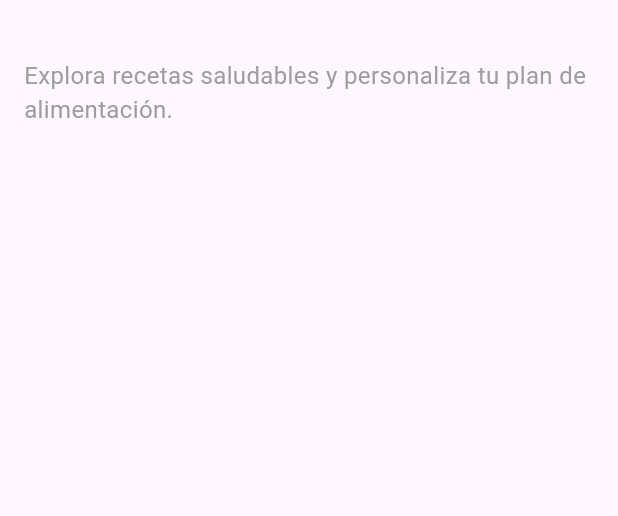
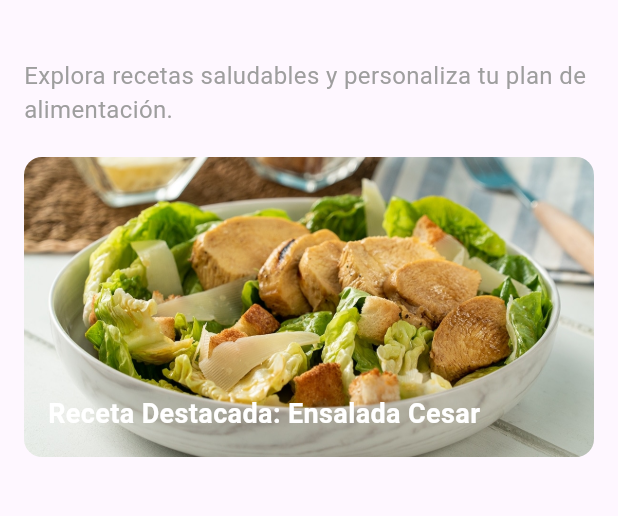
Before and after one commit to Ipeross/Examen_Moviles_Feast_Fit_IPO, a Flutter app: the HomeScreen screen opened directly, on a phone screen of 412 x 824 dp, the part 65-581 px from its top. Run offline on Flutter 3.47's test engine with Material 3 defaults, Android fonts, the phone set to English and light mode, and no system bars.

Commit message:
Widget buildFeaturedRecipe created inside HomeScreen

```diff
--- a/lib/screens/home_screen.dart
+++ b/lib/screens/home_screen.dart
@@ -6,24 +6,58 @@ class HomeScreen extends StatelessWidget {
 
   @override
   Widget build(BuildContext context) {
-    return const Scaffold(
-      appBar: CustomAppBar2(
+    return Scaffold(
+      appBar: const CustomAppBar2(
         title: 'Bienvenido a FeastFit',
       ),
       body: Padding(
-        padding: EdgeInsets.all(16.0),
+        padding: const EdgeInsets.all(16.0),
         child: Column(
           crossAxisAlignment: CrossAxisAlignment.start,
           children: [
-            SizedBox(height: 10),
-            Text(
+            const SizedBox(height: 10),
+            const Text(
               'Explora recetas saludables y personaliza tu plan de alimentación.',
               style: TextStyle(fontSize: 16, color: Colors.grey),
             ),
-            SizedBox(height: 20),
+            const SizedBox(height: 20),
+            Expanded(
+              child: ListView(
+                children: [
+                  _buildFeaturedRecipe(context),
+                ],
+              ),
+            ),
           ],
         ),
       ),
     );
   }
+
+  Widget _buildFeaturedRecipe(BuildContext context) {
+    return Container(
+      decoration: BoxDecoration(
+        borderRadius: BorderRadius.circular(12),
+        image: const DecorationImage(
+          image: AssetImage('assets/cesar.jpg'),
+          fit: BoxFit.cover,
+        ),
+      ),
+      height: 200,
+      child: Container(
+        padding: const EdgeInsets.all(16),
+        decoration: BoxDecoration(
+          borderRadius: BorderRadius.circular(12),
+        ),
+        child: const Align(
+          alignment: Alignment.bottomLeft,
+          child: Text(
+            'Receta Destacada: Ensalada Cesar',
+            style: TextStyle(
+                color: Colors.white, fontSize: 18, fontWeight: FontWeight.bold),
+          ),
+        ),
+      ),
+    );
+  }
 }
```
